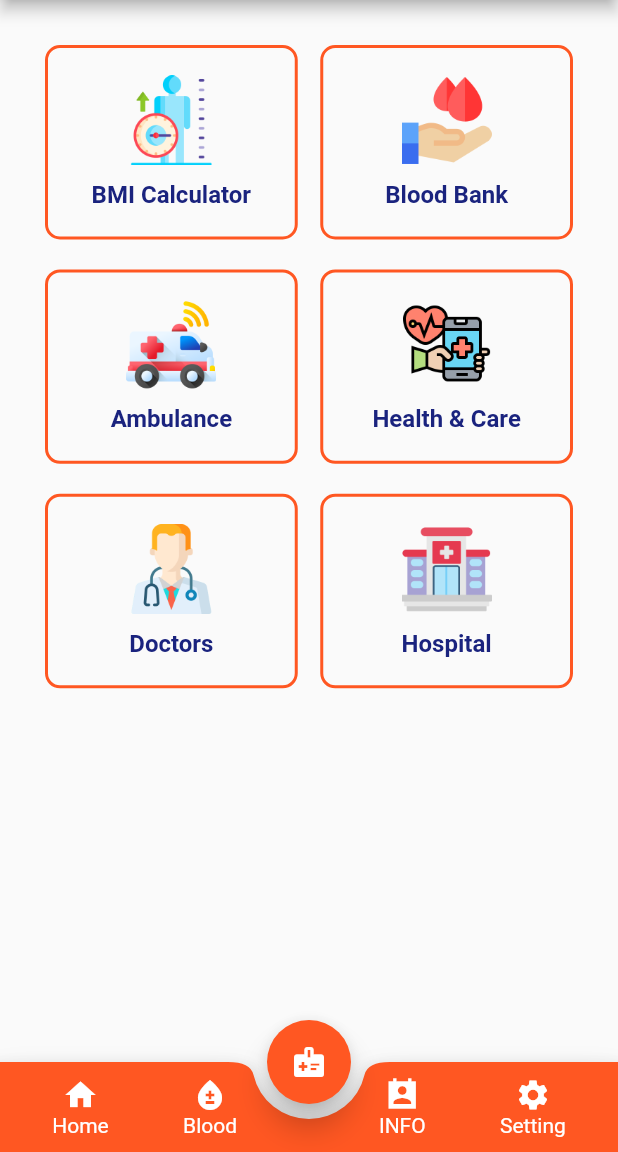
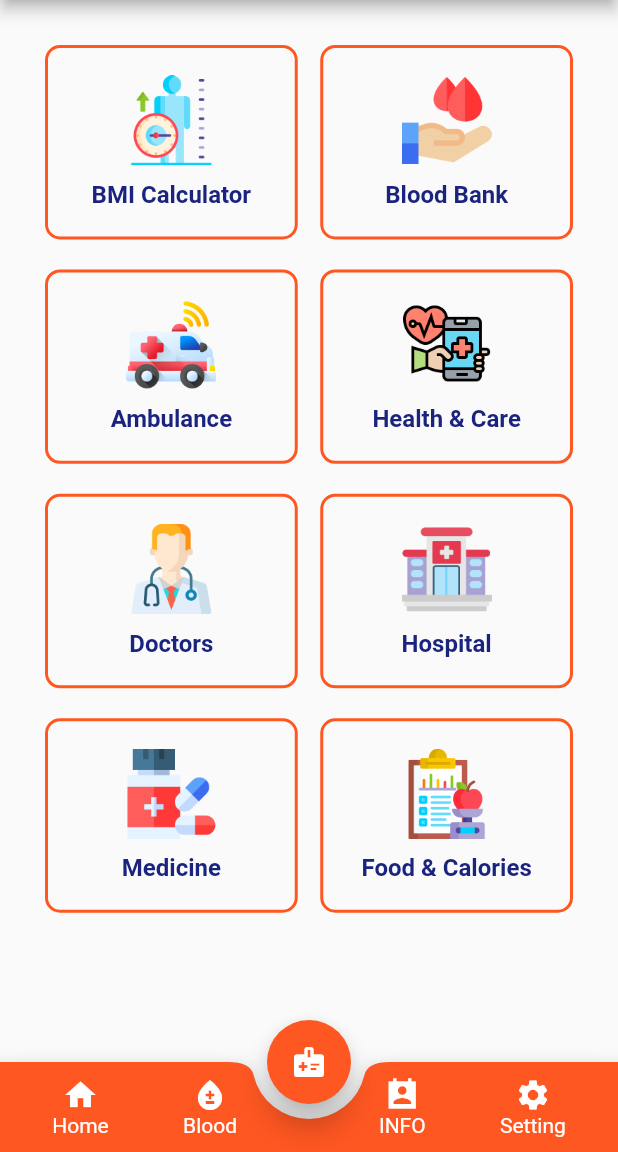
Before and after one commit to marufahmedofficial/MediTech_project_UITS, a Flutter app: the screen it shows after launch, on a phone screen of 412 x 824 dp, the part 84-1236 px from its top. Run offline on Flutter 3.47's test engine with Material 2 defaults, Android fonts, the phone set to English and light mode, and no system bars.

Commit message:
Homepage updated

```diff
--- a/lib/pages/homepage.dart
+++ b/lib/pages/homepage.dart
@@ -203,13 +203,31 @@ class _HomePageState extends State<HomePage> {
                   name: 'Doctors'
                 ),
               ),
-            ),InkWell(onTap: () { },
+            ),
+            InkWell(onTap: () { },
               mouseCursor: MouseCursor.defer,
               splashColor: Colors.red.shade100,
               hoverColor: Colors.grey.shade200,
               child: _pageadd(
                  image: 'assets/images/hospital.png',
                 name: 'Hospital'
+              ),
+            ),
+            InkWell(onTap: () { },
+              mouseCursor: MouseCursor.defer,
+              splashColor: Colors.red.shade100,
+              hoverColor: Colors.grey.shade200,
+              child: _pageadd(
+                 image: 'assets/images/medicine.png',
+                name: 'Medicine'
+              ),
+            ), InkWell(onTap: () { },
+              mouseCursor: MouseCursor.defer,
+              splashColor: Colors.red.shade100,
+              hoverColor: Colors.grey.shade200,
+              child: _pageadd(
+                 image: 'assets/images/calories.png',
+                name: 'Food & Calories'
               ),
             ),
 
```
Also changed, not shown: assets/images/calories.png (added), assets/images/medicine.png (added).
